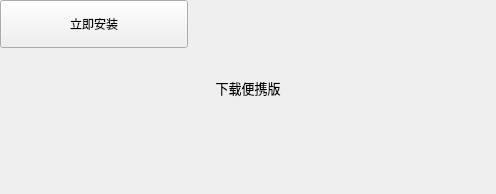
Old version of the form app/pages/pageselectinstallmethod.ui in the repository liangtie/kicad-installer.
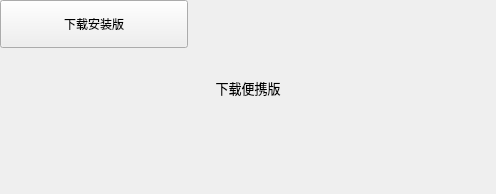
New version of the form.

Commit message:
feat: update UI design and add new logo
- Update logo to kicad_x_huaqiu_full.png
- Increase logo size to 200x93
- Remove bottom margin and title label
- Update install button text to "下载安装版"
- Change background color to white
- Adjust font settings across multiple UI elements
- Update resource file to include new logo and comment out fonts

```diff
--- a/app/pages/pageselectinstallmethod.ui
+++ b/app/pages/pageselectinstallmethod.ui
@@ -44,7 +44,7 @@
       </size>
      </property>
      <property name="text">
-      <string>立即安装</string>
+      <string>下载安装版</string>
      </property>
     </widget>
    </item>
```
The commit also changes 5 other files.
